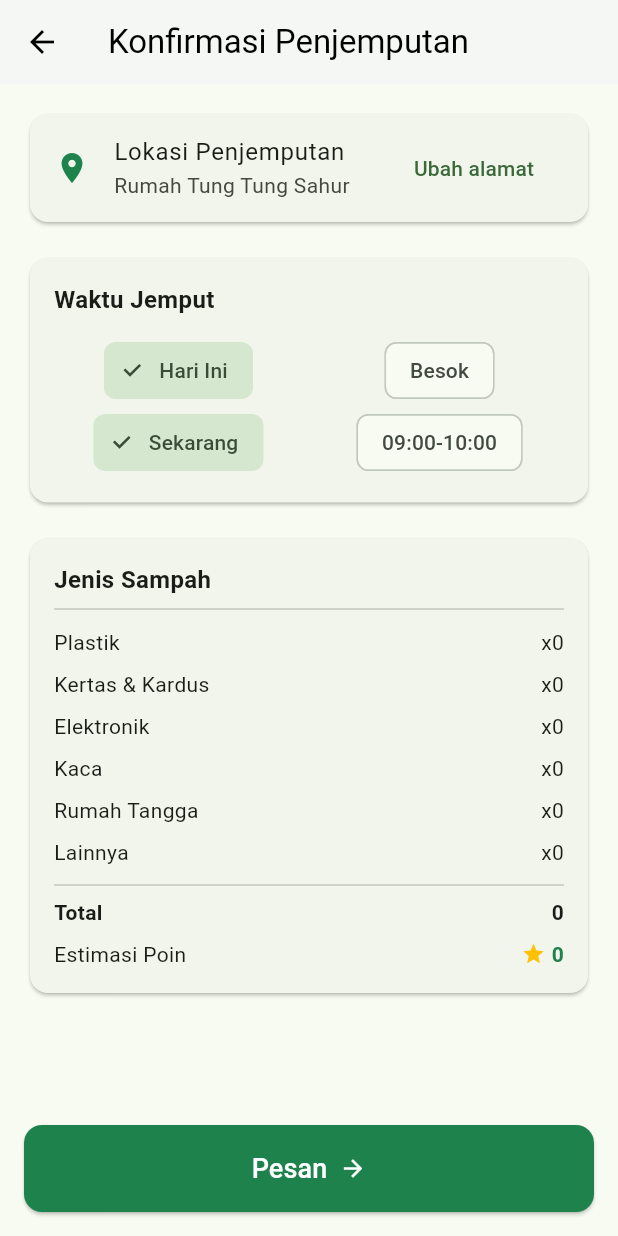
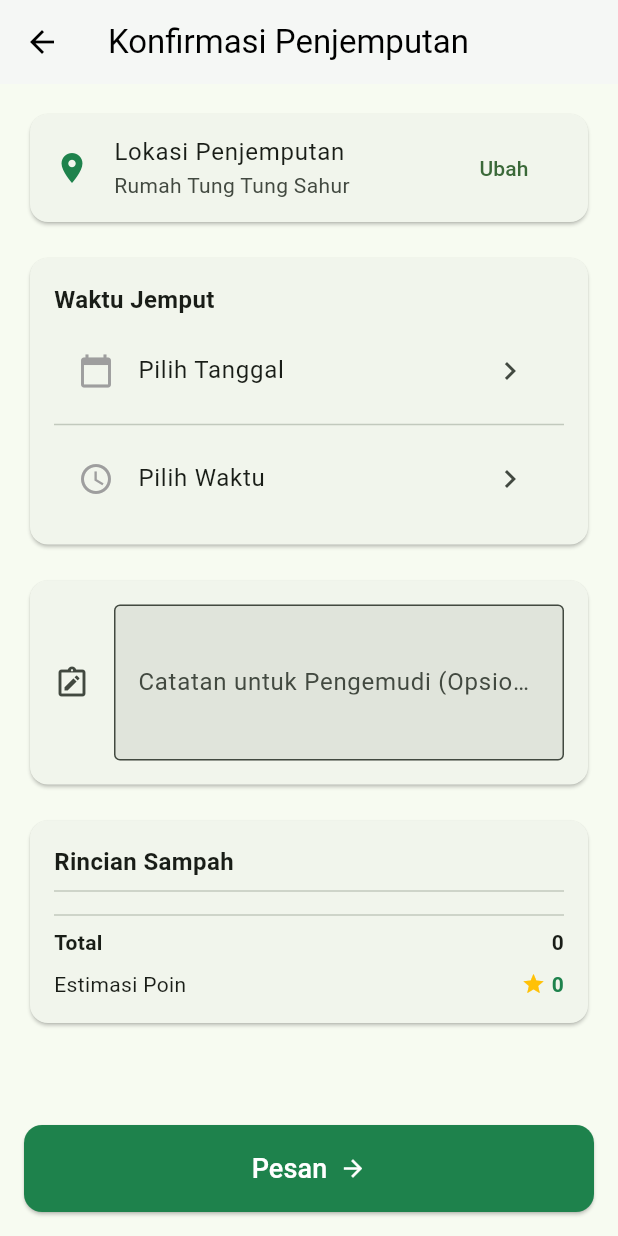
Before and after one commit to lyfesan/cemungut_app, a Flutter app: the PickupConfirmationScreen screen opened directly with empty values, on a phone screen of 412 x 824 dp. Run offline on Flutter 3.47's test engine with Material 3 defaults, Android fonts, the phone set to English and light mode, and no system bars; our stand-ins replace cloud_firestore, firebase_auth, firebase_core, flex_color_scheme, flutter_map, geolocator and 2 more; accounts and stored records are empty; generated files the repository leaves out were written again.

Commit message:
add datetime picker and notes

```diff
--- a/lib/app/models/pickup_order.dart
+++ b/lib/app/models/pickup_order.dart
@@ -21,6 +21,7 @@ class PickupOrder {
   final Timestamp pickupTime;
   final PickupStatus status;
   final int estimatedPoints;
+  final String? orderNote;
   final Timestamp createdAt;
   final Timestamp updatedAt;
 
@@ -33,6 +34,7 @@ class PickupOrder {
     required this.pickupTime,
     required this.status,
     required this.estimatedPoints,
+    this.orderNote,
     required this.createdAt,
     required this.updatedAt,
   });
@@ -49,6 +51,7 @@ class PickupOrder {
       'pickupTime': pickupTime,
       'status': status.name, // Simpan status sebagai String
       'estimatedPoints': estimatedPoints,
+      'orderNote': orderNote,
       'createdAt': createdAt,
       'updatedAt': updatedAt,
     };
@@ -79,6 +82,7 @@ class PickupOrder {
         orElse: () => PickupStatus.pending,
       ),
       estimatedPoints: data['estimatedPoints'] ?? 0,
+      orderNote: data['orderNote'],
       createdAt: data['createdAt'] ?? Timestamp.now(),
       updatedAt: data['updatedAt'] ?? Timestamp.now(),
     );
--- a/lib/main.dart
+++ b/lib/main.dart
@@ -4,12 +4,14 @@ import 'package:firebase_core/firebase_core.dart';
 import 'package:flutter/material.dart';
 import 'package:cemungut_app/app/themes/theme.dart';
 import 'package:get/get.dart';
+import 'package:intl/date_symbol_data_local.dart';
 
 import 'firebase_options.dart';
 
 void main() async {
   WidgetsFlutterBinding.ensureInitialized();
   await Firebase.initializeApp(options: DefaultFirebaseOptions.currentPlatform);
+  await initializeDateFormatting('id_ID', null);
   runApp(const CemungutApp());
 }
 
--- a/lib/presentation/screens/order_pickup/confirmation.dart
+++ b/lib/presentation/screens/order_pickup/confirmation.dart
@@ -8,6 +8,9 @@ import 'package:flutter/material.dart';
 import 'package:cemungut_app/app/models/waste_item.dart';
 import 'package:cemungut_app/app/services/firebase_auth_service.dart'; // Asumsi Anda punya service ini
 import 'package:cemungut_app/app/models/app_user.dart'; // Untuk mendapatkan data user
+import 'package:intl/intl.dart';
+import 'package:intl/date_symbol_data_local.dart';
+
 
 class PickupConfirmationScreen extends StatefulWidget {
   final List<WasteItem> wasteItems;
@@ -19,9 +22,15 @@ class PickupConfirmationScreen extends StatefulWidget {
 }
 
 class _PickupConfirmationScreenState extends State<PickupConfirmationScreen> {
-  String _selectedDay = 'Hari Ini';
-  String _selectedTime = 'Sekarang';
-  bool _isLoading = false; // Untuk menampilkan loading indicator
+  final _notesController = TextEditingController();
+  DateTime? _selectedPickupDateTime;
+  bool _isLoading = false;
+
+  @override
+  void dispose() {
+    _notesController.dispose();
+    super.dispose();
+  }
 
   // Fungsi untuk meringkas item sampah
   Map<WasteCategory, int> _getWasteSummary() {
@@ -35,8 +44,63 @@ class _PickupConfirmationScreenState extends State<PickupConfirmationScreen> {
     return summary;
   }
 
+  // --- FUNGSI PICKER BARU ---
+  Future<void> _selectDate() async {
+    final DateTime? pickedDate = await showDatePicker(
+      context: context,
+      initialDate: _selectedPickupDateTime ?? DateTime.now(),
+      firstDate: DateTime.now(),
+      lastDate: DateTime.now().add(const Duration(days: 30)),
+    );
+
+    if (pickedDate != null) {
+      // Jika waktu belum dipilih, default ke jam sekarang
+      final currentTime = TimeOfDay.fromDateTime(
+          _selectedPickupDateTime ?? DateTime.now());
+      setState(() {
+        _selectedPickupDateTime = DateTime(
+          pickedDate.year,
+          pickedDate.month,
+          pickedDate.day,
+          currentTime.hour,
+          currentTime.minute,
+        );
+      });
+    }
+  }
+
+  Future<void> _selectTime() async {
+    final TimeOfDay? pickedTime = await showTimePicker(
+      context: context,
+      initialTime: TimeOfDay.fromDateTime(_selectedPickupDateTime ?? DateTime.now()),
+    );
+
+    if (pickedTime != null) {
+      // Jika tanggal belum dipilih, default ke hari ini
+      final currentDate = _selectedPickupDateTime ?? DateTime.now();
+      setState(() {
+        _selectedPickupDateTime = DateTime(
+          currentDate.year,
+          currentDate.month,
+          currentDate.day,
+          pickedTime.hour,
+          pickedTime.minute,
+        );
+      });
+    }
+  }
+
   Future<void> _processOrder() async {
+
+    if (_selectedPickupDateTime == null) {
+      ScaffoldMessenger.of(context).showSnackBar(
+        const SnackBar(content: Text('Silakan pilih waktu penjemputan.')),
+      );
+      return;
+    }
+
     setState(() => _isLoading = true);
+
 
     // 1. Dapatkan user yang sedang login
     final currentUser = FirebaseAuth.instance.currentUser;
@@ -58,33 +122,28 @@ class _PickupConfirmationScreenState extends State<PickupConfirmationScreen> {
 
 
     try {
-      // 3. Siapkan data untuk PickupOrder
-      final now = DateTime.now();
-      final pickupDateTime = _calculatePickupTime();
-      final totalItems = widget.wasteItems.fold<int>(0, (sum, item) => sum + item.quantity);
-      final totalPoints = totalItems * 25; // Asumsi poin
+      final totalItems =
+      widget.wasteItems.fold<int>(0, (sum, item) => sum + item.quantity);
+      final totalPoints = totalItems * 25;
+      final orderId =
+          FirebaseFirestore.instance.collection('pickupOrders').doc().id;
 
-      // Buat ID unik untuk dokumen baru
-      final orderId = FirebaseFirestore.instance.collection('pickupOrders').doc().id;
-
-      // 4. Buat objek PickupOrder
       final newOrder = PickupOrder(
         id: orderId,
         userId: currentUser.uid,
-        userName: appUser.name, // Ambil nama dari AppUser
-        address: "Rumah Tung Tung Sahur", // Ganti dengan alamat user, misal: appUser.address
+        userName: appUser.name,
+        address: "Rumah Tung Tung Sahur", // Ganti dengan data alamat dari appUser
         items: widget.wasteItems,
-        pickupTime: Timestamp.fromDate(pickupDateTime),
+        pickupTime: Timestamp.fromDate(_selectedPickupDateTime!), // <-- GUNAKAN STATE BARU
         status: PickupStatus.pending,
         estimatedPoints: totalPoints,
+        orderNote: _notesController.text, // <-- TAMBAHKAN CATATAN DARI CONTROLLER
         createdAt: Timestamp.now(),
         updatedAt: Timestamp.now(),
       );
 
-      // 5. Simpan ke Firestore
       await FirestoreService.createPickupOrder(newOrder);
 
-      // 6. Tampilkan notifikasi sukses dan kembali
       ScaffoldMessenger.of(context).showSnackBar(
         const SnackBar(content: Text('Permintaan penjemputan berhasil dibuat!')),
       );
@@ -99,28 +158,13 @@ class _PickupConfirmationScreenState extends State<PickupConfirmationScreen> {
     }
   }
 
-  DateTime _calculatePickupTime() {
-    // Logika sederhana untuk menentukan waktu jemput
-    var pickupDate = DateTime.now();
-    if (_selectedDay == 'Besok') {
-      pickupDate = pickupDate.add(const Duration(days: 1));
-    }
 
-    if (_selectedTime != 'Sekarang') {
-      final timeParts = _selectedTime.split(':');
-      final hour = int.parse(timeParts[0]);
-      final minute = int.parse(timeParts[1].substring(0,2));
-      return DateTime(pickupDate.year, pickupDate.month, pickupDate.day, hour, minute);
-    }
-
-    return DateTime.now(); // Jika 'Sekarang'
-  }
 
   @override
   Widget build(BuildContext context) {
     final summary = _getWasteSummary();
     final totalItems = summary.values.reduce((a, b) => a + b);
-    final totalPoints = totalItems * 25; // Asumsi 1 item = 25 poin
+    final totalPoints = totalItems * 25;
 
     return Scaffold(
       appBar: AppBar(
@@ -132,74 +176,69 @@ class _PickupConfirmationScreenState extends State<PickupConfirmationScreen> {
       body: SingleChildScrollView(
         padding: const EdgeInsets.all(16.0),
         child: Column(
+          crossAxisAlignment: CrossAxisAlignment.stretch,
           children: [
             // Lokasi
             Card(
               child: ListTile(
                 leading: const Icon(Icons.location_on, color: Color(0xFF1E824C)),
                 title: const Text('Lokasi Penjemputan'),
-                subtitle: const Text('Rumah Tung Tung Sahur'), // Ganti dengan data user
-                trailing: TextButton(onPressed: () {}, child: const Text('Ubah alamat')),
+                subtitle: const Text('Rumah Tung Tung Sahur'),
+                trailing:
+                TextButton(onPressed: () {}, child: const Text('Ubah')),
               ),
             ),
             const SizedBox(height: 16),
 
-            // Waktu Jemput
+            // --- WAKTU JEMPUT (UI BARU) ---
             Card(
               child: Padding(
                 padding: const EdgeInsets.all(16.0),
                 child: Column(
                   crossAxisAlignment: CrossAxisAlignment.start,
                   children: [
-                    const Text('Waktu Jemput', style: TextStyle(fontWeight: FontWeight.bold, fontSize: 16)),
-                    const SizedBox(height: 12),
-                    Row(
-                      children: [
-                        Expanded(
-                          child: ChoiceChip(
-                            label: const Text('Hari Ini'),
-                            selected: _selectedDay == 'Hari Ini',
-                            onSelected: (selected) {
-                              setState(() => _selectedDay = 'Hari Ini');
-                            },
-                          ),
-                        ),
-                        const SizedBox(width: 8),
-                        Expanded(
-                          child: ChoiceChip(
-                            label: const Text('Besok'),
-                            selected: _selectedDay == 'Besok',
-                            onSelected: (selected) {
-                              setState(() => _selectedDay = 'Besok');
-                            },
-                          ),
-                        ),
-                      ],
+                    const Text('Waktu Jemput',
+                        style: TextStyle(
+                            fontWeight: FontWeight.bold, fontSize: 16)),
+                    const SizedBox(height: 8),
+                    // Tombol Pilih Tanggal
+                    ListTile(
+                      leading: const Icon(Icons.calendar_today, color: Colors.grey),
+                      title: Text(_selectedPickupDateTime == null
+                          ? 'Pilih Tanggal'
+                          : DateFormat('EEEE, d MMMM y', 'id_ID').format(_selectedPickupDateTime!)),
+                      trailing: const Icon(Icons.chevron_right),
+                      onTap: _selectDate,
                     ),
-                    Row(
-                      children: [
-                        Expanded(
-                          child: ChoiceChip(
-                            label: const Text('Sekarang'),
-                            selected: _selectedTime == 'Sekarang',
-                            onSelected: (selected) {
-                              setState(() => _selectedTime = 'Sekarang');
-                            },
-                          ),
-                        ),
-                        const SizedBox(width: 8),
-                        Expanded(
-                          child: ChoiceChip(
-                            label: const Text('09:00-10:00'),
-                            selected: _selectedTime == '09:00-10:00',
-                            onSelected: (selected) {
-                              setState(() => _selectedTime = '09:00-10:00');
-                            },
-                          ),
-                        ),
-                      ],
+                    const Divider(),
+                    // Tombol Pilih Waktu
+                    ListTile(
+                      leading: const Icon(Icons.access_time, color: Colors.grey),
+                      title: Text(_selectedPickupDateTime == null
+                          ? 'Pilih Waktu'
+                          : DateFormat('HH:mm').format(_selectedPickupDateTime!)),
+                      trailing: const Icon(Icons.chevron_right),
+                      onTap: _selectTime,
                     ),
                   ],
+                ),
+              ),
+            ),
+            const SizedBox(height: 16),
+
+            // --- CATATAN (UI BARU) ---
+            Card(
+              child: Padding(
+                padding: const EdgeInsets.all(16.0),
+                child: TextField(
+                  controller: _notesController,
+                  decoration: const InputDecoration(
+                    labelText: 'Catatan untuk Pengemudi (Opsional)',
+                    hintText: 'Contoh: Titip di pos satpam, atau pagar warna hijau.',
+                    border: OutlineInputBorder(),
+                    icon: Icon(Icons.note_alt_outlined),
+                  ),
+                  maxLines: 3,
                 ),
               ),
             ),
@@ -212,9 +251,12 @@ class _PickupConfirmationScreenState extends State<PickupConfirmationScreen> {
                 child: Column(
                   crossAxisAlignment: CrossAxisAlignment.start,
                   children: [
-                    const Text('Jenis Sampah', style: TextStyle(fontWeight: FontWeight.bold, fontSize: 16)),
+                    const Text('Rincian Sampah',
+                        style: TextStyle(
+                            fontWeight: FontWeight.bold, fontSize: 16)),
                     const Divider(),
                     ...summary.entries.map((entry) {
+                      if (entry.value == 0) return const SizedBox.shrink(); // Jangan tampilkan jika jumlahnya 0
                       return Padding(
                         padding: const EdgeInsets.symmetric(vertical: 4.0),
                         child: Row(
@@ -230,8 +272,11 @@ class _PickupConfirmationScreenState extends State<PickupConfirmationScreen> {
                     Row(
                       mainAxisAlignment: MainAxisAlignment.spaceBetween,
                       children: [
-                        const Text('Total', style: TextStyle(fontWeight: FontWeight.bold)),
-                        Text('$totalItems', style: const TextStyle(fontWeight: FontWeight.bold)),
+                        const Text('Total',
+                            style: TextStyle(fontWeight: FontWeight.bold)),
+                        Text('$totalItems',
+                            style:
+                            const TextStyle(fontWeight: FontWeight.bold)),
                       ],
                     ),
                     const SizedBox(height: 8),
@@ -241,9 +286,13 @@ class _PickupConfirmationScreenState extends State<PickupConfirmationScreen> {
                         const Text('Estimasi Poin'),
                         Row(
                           children: [
-                            const Icon(Icons.star, color: Colors.amber, size: 16),
+                            const Icon(Icons.star,
+                                color: Colors.amber, size: 16),
                             const SizedBox(width: 4),
-                            Text('$totalPoints', style: const TextStyle(color: Color(0xFF1E824C), fontWeight: FontWeight.bold)),
+                            Text('$totalPoints',
+                                style: const TextStyle(
+                                    color: Color(0xFF1E824C),
+                                    fontWeight: FontWeight.bold)),
                           ],
                         )
                       ],
@@ -260,13 +309,15 @@ class _PickupConfirmationScreenState extends State<PickupConfirmationScreen> {
         child: _isLoading
             ? const Center(child: CircularProgressIndicator())
             : ElevatedButton.icon(
-          onPressed: _processOrder, // Panggil fungsi _processOrder
-          icon: const Text('Pesan', style: TextStyle(color: Colors.white, fontSize: 18)),
+          onPressed: _processOrder,
+          icon: const Text('Pesan',
+              style: TextStyle(color: Colors.white, fontSize: 18)),
           label: const Icon(Icons.arrow_forward, color: Colors.white),
           style: ElevatedButton.styleFrom(
             backgroundColor: const Color(0xFF1E824C),
             padding: const EdgeInsets.symmetric(vertical: 16),
-            shape: RoundedRectangleBorder(borderRadius: BorderRadius.circular(12)),
+            shape: RoundedRectangleBorder(
+                borderRadius: BorderRadius.circular(12)),
           ),
         ),
       ),
```
